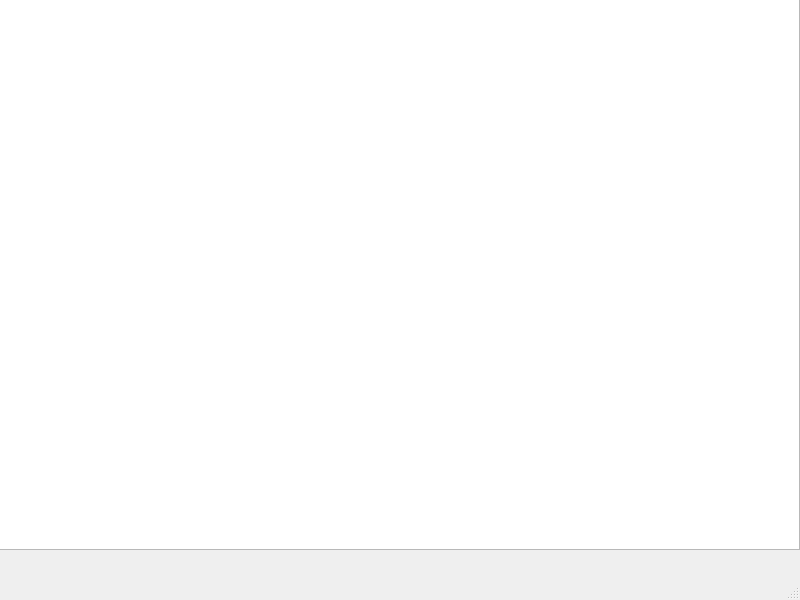
Qt form view/mainwindow.ui (arsonite/synthia) before a commit.
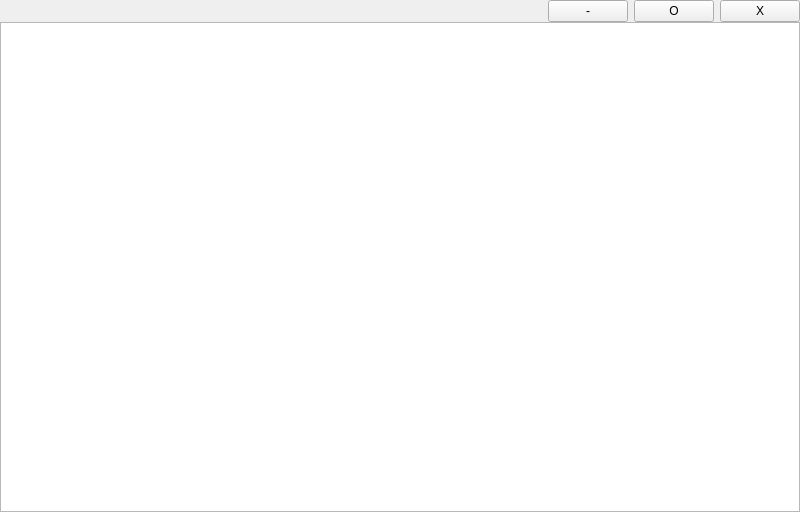
The same form after that commit.

Commit message: added different style substances

The edit to the form file:
```diff
--- a/view/mainwindow.ui
+++ b/view/mainwindow.ui
@@ -7,46 +7,123 @@
     <x>0</x>
     <y>0</y>
     <width>800</width>
-    <height>600</height>
+    <height>512</height>
    </rect>
   </property>
   <property name="windowTitle">
    <string>MainWindow</string>
   </property>
-  <widget class="QWidget" name="centralwidget">
-   <widget class="QWidget" name="gridLayoutWidget">
-    <property name="geometry">
-     <rect>
-      <x>-1</x>
-      <y>-1</y>
-      <width>801</width>
-      <height>551</height>
-     </rect>
+  <widget class="QWidget" name="central">
+   <layout class="QGridLayout" name="gridLayout_3">
+    <property name="leftMargin">
+     <number>0</number>
     </property>
-    <layout class="QGridLayout" name="gridLayout">
-     <item row="0" column="0">
-      <widget class="QGraphicsView" name="view"/>
-     </item>
-    </layout>
-   </widget>
-  </widget>
-  <widget class="QMenuBar" name="menubar">
-   <property name="geometry">
-    <rect>
-     <x>0</x>
-     <y>0</y>
-     <width>800</width>
-     <height>20</height>
-    </rect>
-   </property>
-   <property name="styleSheet">
-    <string notr="true"/>
-   </property>
-  </widget>
-  <widget class="QStatusBar" name="statusbar">
-   <property name="styleSheet">
-    <string notr="true"/>
-   </property>
+    <property name="topMargin">
+     <number>0</number>
+    </property>
+    <property name="rightMargin">
+     <number>0</number>
+    </property>
+    <property name="bottomMargin">
+     <number>0</number>
+    </property>
+    <property name="horizontalSpacing">
+     <number>0</number>
+    </property>
+    <item row="0" column="0">
+     <layout class="QVBoxLayout" name="vertical">
+      <item>
+       <widget class="QWidget" name="menubar" native="true">
+        <property name="minimumSize">
+         <size>
+          <width>0</width>
+          <height>20</height>
+         </size>
+        </property>
+        <layout class="QHBoxLayout" name="horizontalLayout">
+         <property name="leftMargin">
+          <number>0</number>
+         </property>
+         <property name="topMargin">
+          <number>0</number>
+         </property>
+         <property name="rightMargin">
+          <number>0</number>
+         </property>
+         <property name="bottomMargin">
+          <number>0</number>
+         </property>
+         <item>
+          <layout class="QHBoxLayout" name="hotbar">
+           <property name="leftMargin">
+            <number>0</number>
+           </property>
+           <item>
+            <widget class="QWidget" name="menu" native="true">
+             <property name="sizePolicy">
+              <sizepolicy hsizetype="Expanding" vsizetype="Preferred">
+               <horstretch>0</horstretch>
+               <verstretch>0</verstretch>
+              </sizepolicy>
+             </property>
+             <property name="minimumSize">
+              <size>
+               <width>0</width>
+               <height>0</height>
+              </size>
+             </property>
+            </widget>
+           </item>
+           <item>
+            <widget class="QPushButton" name="minimize">
+             <property name="sizePolicy">
+              <sizepolicy hsizetype="Minimum" vsizetype="Minimum">
+               <horstretch>0</horstretch>
+               <verstretch>0</verstretch>
+              </sizepolicy>
+             </property>
+             <property name="text">
+              <string>-</string>
+             </property>
+            </widget>
+           </item>
+           <item>
+            <widget class="QPushButton" name="maximize">
+             <property name="sizePolicy">
+              <sizepolicy hsizetype="Minimum" vsizetype="Minimum">
+               <horstretch>0</horstretch>
+               <verstretch>0</verstretch>
+              </sizepolicy>
+             </property>
+             <property name="text">
+              <string>O</string>
+             </property>
+            </widget>
+           </item>
+           <item>
+            <widget class="QPushButton" name="close">
+             <property name="sizePolicy">
+              <sizepolicy hsizetype="Minimum" vsizetype="Minimum">
+               <horstretch>0</horstretch>
+               <verstretch>0</verstretch>
+              </sizepolicy>
+             </property>
+             <property name="text">
+              <string>X</string>
+             </property>
+            </widget>
+           </item>
+          </layout>
+         </item>
+        </layout>
+       </widget>
+      </item>
+      <item>
+       <widget class="QGraphicsView" name="view"/>
+      </item>
+     </layout>
+    </item>
+   </layout>
   </widget>
  </widget>
  <resources/>
```
The commit also changes 1 other file.
